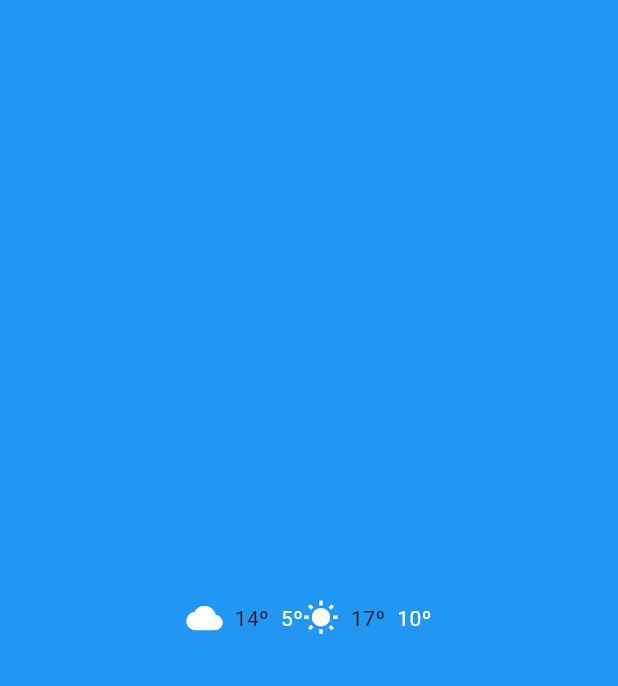
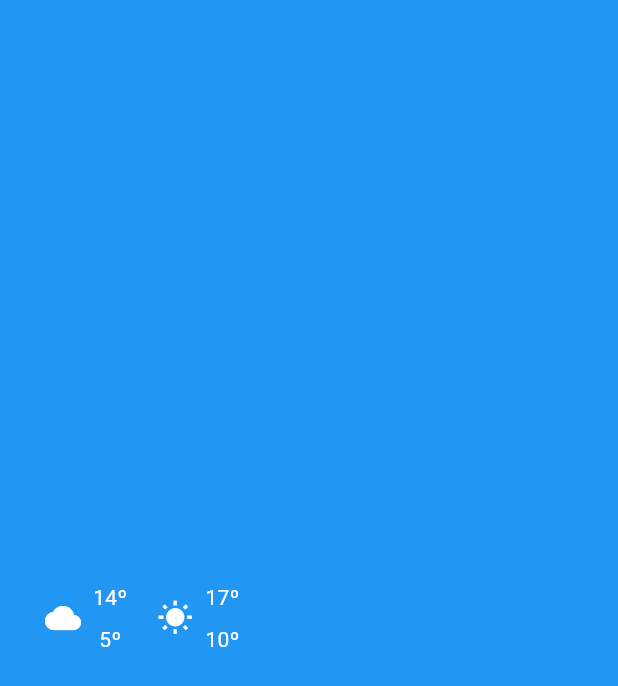
Before and after one commit to rllisom/ProyectosFlutter, a Flutter app: the screen it shows after launch, on a phone screen of 412 x 824 dp. Shown: the top 686 px of the screen. Run offline on Flutter 3.47's test engine with Material 3 defaults, Android fonts, the phone set to English and light mode, and no system bars; our stand-ins replace google_fonts.

Commit message:
Ejercicio widget 13/01

```diff
--- a/ud04_02_widget_bottom/flutter_widget_bottom/lib/pages/home_page_view.dart
+++ b/ud04_02_widget_bottom/flutter_widget_bottom/lib/pages/home_page_view.dart
@@ -12,13 +12,22 @@ class HomePageView extends StatelessWidget {
         color: Colors.blue,
         width: double.infinity,
         height: double.infinity,
-        child: Row(
-          crossAxisAlignment: CrossAxisAlignment.center,
-          mainAxisAlignment: MainAxisAlignment.center,
-          children: [
-            WidgetTimeMeteo(icon: Icons.wb_cloudy, tempMax: '14º', tempMin: '5º'),
-            WidgetTimeMeteo(icon: Icons.wb_sunny, tempMax: '17º', tempMin: '10º')
-          ],
+        child: Padding(
+          padding: const EdgeInsets.only(left: 20),
+          child: Row(
+            crossAxisAlignment: CrossAxisAlignment.center,
+            mainAxisAlignment: MainAxisAlignment.start,
+            children: [
+              Padding(
+                padding: const EdgeInsets.all(10.0),
+                child: WidgetTimeMeteo(icon: Icons.wb_cloudy, tempMax: '14º', tempMin: '5º'),
+              ),
+              Padding(
+                padding: const EdgeInsets.all(10.0),
+                child: WidgetTimeMeteo(icon: Icons.wb_sunny, tempMax: '17º', tempMin: '10º'),
+              )
+            ],
+          ),
         ),
       ),
     );
--- a/ud04_02_widget_bottom/flutter_widget_bottom/lib/shared/widget_time_meteo.dart
+++ b/ud04_02_widget_bottom/flutter_widget_bottom/lib/shared/widget_time_meteo.dart
@@ -19,10 +19,15 @@ class WidgetTimeMeteo extends StatelessWidget {
       children: [
         Icon(icon, color: Colors.white),
         const SizedBox(width: 8),
+        Column(
+          mainAxisAlignment: MainAxisAlignment.center,
+          children: [
+            Text(tempMax, style: const TextStyle(color: Colors.white)),
+            const SizedBox(height: 8),
+            Text(tempMin, style: const TextStyle(color: Colors.white)),
+          ],
+        )
 
-        Text(tempMax, style: const TextStyle(color: Colors.)),
-        const SizedBox(width: 8),
-        Text(tempMin, style: const TextStyle(color: Colors.white)),
       ],
     );
   }
```
